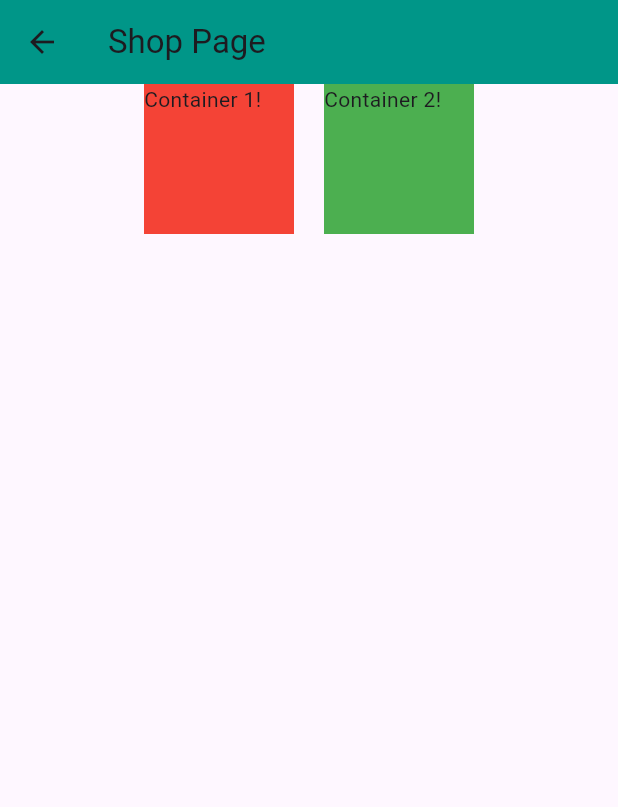
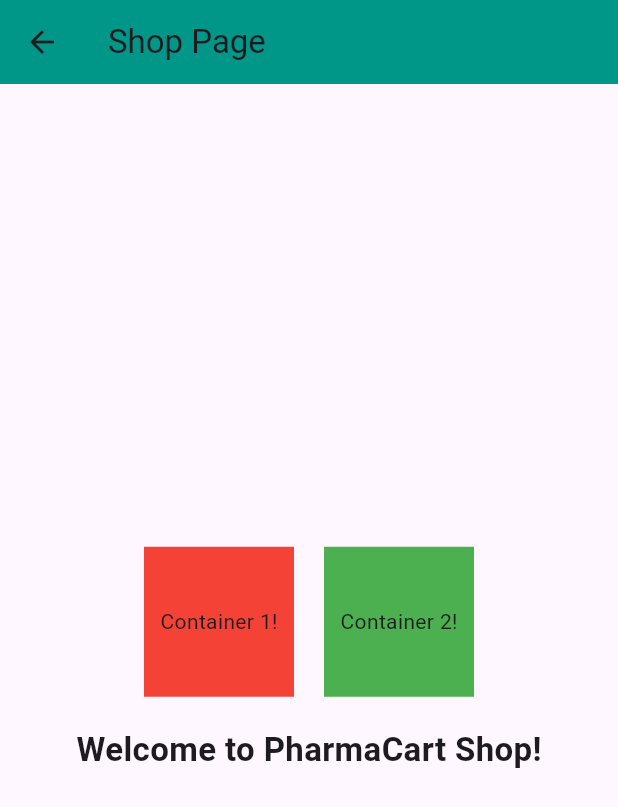
Before and after one commit to yashwanths814/PharmaCart, a Flutter app: the ShopPage screen opened by its route, on a phone screen of 412 x 824 dp. Shown: the top 807 px of the screen. Run offline on Flutter 3.47's test engine with Material 3 defaults, Android fonts, the phone set to English and light mode, and no system bars.

Commit message:
Refactor shop_page.dart layout
Replaced the centered welcome text with a `SafeArea` containing a `Column` that centers a red `Container`.

```diff
--- a/PharmaCart/lib/shop_page.dart
+++ b/PharmaCart/lib/shop_page.dart
@@ -28,30 +28,35 @@
         //     ),
         //   ],
         // ),
-        child: Row(
+        child: Column(
+          mainAxisAlignment: MainAxisAlignment.center,
+          children: [
+            Row(
               mainAxisAlignment: MainAxisAlignment.center,
               children: [
                 Container(
                   width: 100.0,
                   height: 100.0,
                   color: Colors.red,
-              child: Text("Container 1!"),
+                  child: Center(child: Text("Container 1!")),
                 ),
                 SizedBox(width: 20.0),
                 Container(
                   width: 100.0,
                   height: 100.0,
                   color: Colors.green,
-              child: Text("Container 2!"),
+                  child: Center(child: Text("Container 2!")),
+                ),
+              ],
+            ),
+            SizedBox(height: 20.0),
+            Text(
+              "Welcome to PharmaCart Shop!",
+              style: TextStyle(fontSize: 22, fontWeight: FontWeight.bold),
             ),
           ],
         ),
       ),
-      // body: const Center(
-      //   child: Text(
-      //     "Welcome to PharmaCart Shop!",
-      //     style: TextStyle(fontSize: 22, fontWeight: FontWeight.bold),
-      //   ),
     );
   }
 }
```
Lines whose indentation alone changed are shown as unchanged.
